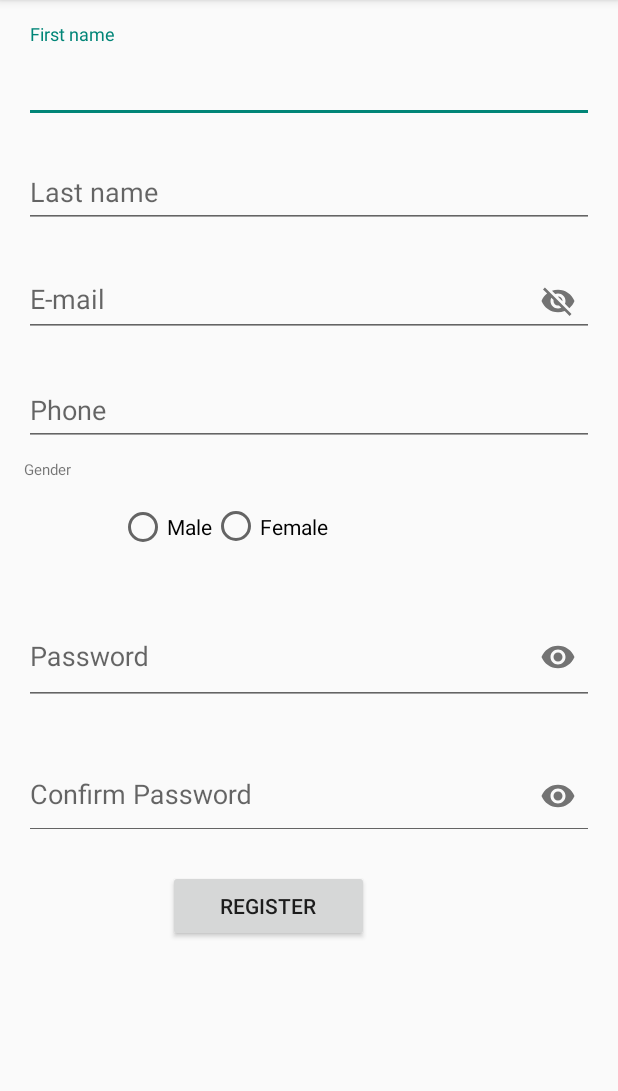
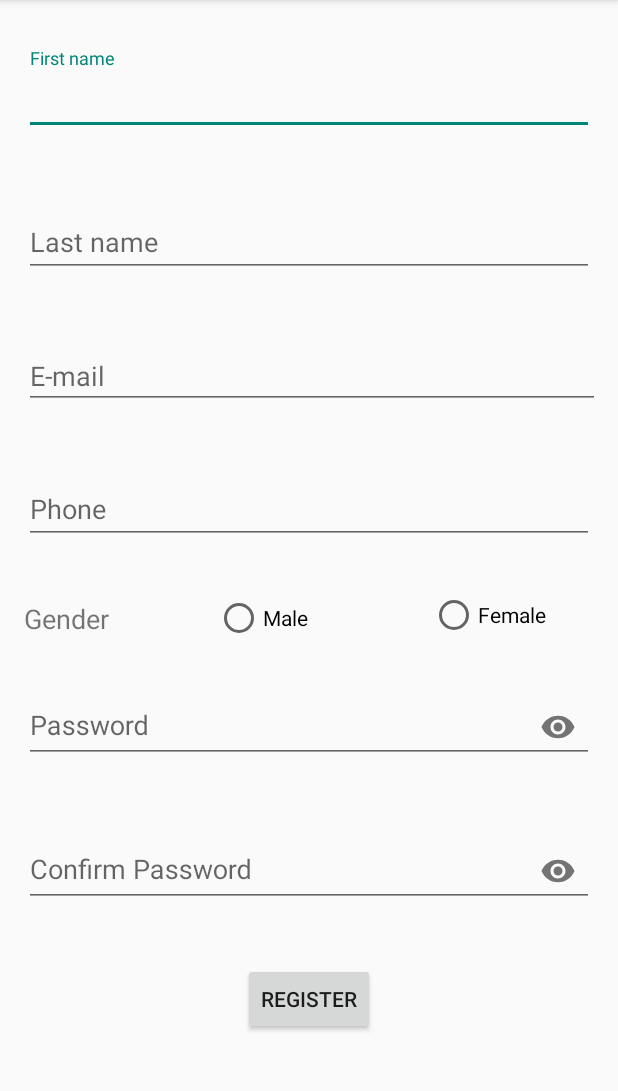
Before and after one commit to MAIVANNAN/sales_app, an Android app: the RegistrationActivity screen opened directly, with no data from a screen before it, on a phone screen of 412 x 824 dp, the part 84-1175 px from its top. Run offline under Robolectric (Android 15) with nearby library versions, the phone set to English and light mode, and no system bars; our stand-ins replace Volley.

Commit message:
changed add area UI ,register UI,Login UI

```diff
--- a/app/src/main/res/layout/activity_registration.xml
+++ b/app/src/main/res/layout/activity_registration.xml
@@ -1,229 +1,225 @@
 <?xml version="1.0" encoding="utf-8"?>
 <ScrollView xmlns:android="http://schemas.android.com/apk/res/android"
+    xmlns:app="http://schemas.android.com/apk/res-auto"
+    xmlns:tools="http://schemas.android.com/tools"
     android:id="@+id/ScrollView01"
     android:layout_width="fill_parent"
     android:layout_height="fill_parent" >
 
-<RelativeLayout xmlns:android="http://schemas.android.com/apk/res/android"
+    <android.support.constraint.ConstraintLayout xmlns:android="http://schemas.android.com/apk/res/android"
         xmlns:app="http://schemas.android.com/apk/res-auto"
         xmlns:tools="http://schemas.android.com/tools"
+        android:id="@+id/relativeLayout3"
         android:layout_width="match_parent"
+        android:layout_height="match_parent"
         android:orientation="vertical"
-    android:layout_height="match_parent"
         android:padding="16dp"
         tools:context=".Activities.RegistrationActivity">
 
 
         <android.support.design.widget.TextInputLayout
-        android:layout_width="match_parent"
-        android:layout_height="wrap_content"
-        android:layout_alignParentStart="true"
             android:id="@+id/fname_label"
+            android:layout_width="0dp"
+            android:layout_height="66dp"
+            android:layout_marginTop="16dp"
             android:paddingBottom="8dp"
             app:errorEnabled="true"
-        android:layout_alignParentLeft="true">
-
+            app:layout_constraintEnd_toEndOf="parent"
+            app:layout_constraintStart_toStartOf="parent"
+            app:layout_constraintTop_toTopOf="parent">
 
 
             <android.support.design.widget.TextInputEditText
+                android:id="@+id/firstnamewrapper"
                 android:layout_width="match_parent"
-            android:layout_height="55dp"
+                android:layout_height="match_parent"
                 android:hint="First name"
+                android:inputType="text"
                 android:paddingBottom="5dp"
-            android:id="@+id/firstnamewrapper"
-            android:textSize="20dp"
-            android:inputType="text"
-            />
+                android:textSize="20dp" />
 
 
         </android.support.design.widget.TextInputLayout>
 
 
         <Space
+            android:id="@+id/space"
             android:layout_width="wrap_content"
-        android:layout_height="0.5dp"
-        android:layout_weight="1" />
+            android:layout_height="wrap_content" />
 
         <android.support.design.widget.TextInputLayout
-        android:layout_width="match_parent"
-        android:layout_height="wrap_content"
-        android:layout_alignParentStart="true"
-        android:layout_alignParentTop="true"
-        android:layout_marginTop="80dp"
+            android:id="@+id/lnam_label"
+            android:layout_width="0dp"
+            android:layout_height="58dp"
+            android:layout_marginTop="32dp"
+            android:paddingBottom="3dp"
             app:errorEnabled="true"
-        android:paddingBottom="3dp"
-        android:id="@+id/lnam_label"
-        android:layout_alignParentLeft="true">
+            app:layout_constraintEnd_toEndOf="parent"
+            app:layout_constraintStart_toStartOf="parent"
+            app:layout_constraintTop_toBottomOf="@+id/fname_label">
 
             <android.support.design.widget.TextInputEditText
+                android:id="@+id/lastnamewrapper"
                 android:layout_width="match_parent"
-            android:layout_height="wrap_content"
+                android:layout_height="match_parent"
                 android:hint="Last name"
-            android:id="@+id/lastnamewrapper"
-            android:inputType="text"/>
-
-
-    </android.support.design.widget.TextInputLayout>
-
-
-
-    <Space
-        android:layout_width="wrap_content"
-        android:layout_height="0.5dp"
-        android:layout_weight="1" />
-
-    <android.support.design.widget.TextInputLayout
-        android:layout_width="match_parent"
-        android:layout_height="wrap_content"
-        android:layout_alignParentStart="true"
-        android:layout_alignParentTop="true"
-        android:layout_marginTop="150dp"
-        app:errorEnabled="true"
-        android:paddingBottom="3dp"
-        app:passwordToggleEnabled="true"
-        android:id="@+id/ema_label"
-        android:layout_alignParentLeft="true">
-
-        <android.support.design.widget.TextInputEditText
-            android:layout_width="match_parent"
-            android:layout_height="wrap_content"
-            android:hint="E-mail"
-            android:id="@+id/emailwrapper"
-            android:inputType="text"/>
-
-
-    </android.support.design.widget.TextInputLayout>
-    <Space
-        android:layout_width="wrap_content"
-        android:layout_height="8dp"
-        android:layout_weight="1" />
-
-    <android.support.design.widget.TextInputLayout
-        android:layout_width="match_parent"
-        android:layout_height="wrap_content"
-        android:layout_alignParentStart="true"
-        android:layout_alignParentTop="true"
-        android:layout_marginTop="225dp"
-        app:errorEnabled="true"
-        android:paddingBottom="3dp"
-        android:id="@+id/phon_label"
-        android:layout_alignParentLeft="true">
-
-        <android.support.design.widget.TextInputEditText
-            android:layout_width="match_parent"
-            android:layout_height="wrap_content"
-            android:hint="Phone"
-            android:id="@+id/phonewrapper"
-            android:inputType="phone"
-            />
+                android:inputType="text" />
 
 
         </android.support.design.widget.TextInputLayout>
 
 
         <Space
+            android:id="@+id/space2"
             android:layout_width="wrap_content"
-        android:layout_height="8dp"
-        android:layout_weight="1" />
-    <TextView
-        android:layout_width="match_parent"
-        android:layout_height="20dp"
-        android:text="Gender"
-        android:textSize="10dp"
-        android:id="@+id/textview"
-        android:layout_marginTop="290dp"/>
+            android:layout_height="wrap_content" />
+
+        <android.support.design.widget.TextInputLayout
+            android:id="@+id/ema_label"
+            android:layout_width="0dp"
+            android:layout_height="56dp"
+            android:layout_marginTop="32dp"
+            android:paddingBottom="3dp"
+            app:errorEnabled="true"
+            app:layout_constraintEnd_toEndOf="parent"
+            app:layout_constraintStart_toStartOf="parent"
+            app:layout_constraintTop_toBottomOf="@+id/lnam_label"
+            app:passwordToggleEnabled="true">
+
+            <android.support.design.widget.TextInputEditText
+                android:id="@+id/emailwrapper"
+                android:layout_width="1226dp"
+                android:layout_height="wrap_content"
+                android:hint="E-mail"
+                android:inputType="text" />
 
 
-    <RadioGroup
-        android:layout_width="300dp"
-        android:layout_height="40dp"
-        android:layout_alignParentStart="true"
-        android:layout_marginStart="40dp"
-        android:layout_below="@+id/textview"
-        android:id="@+id/radioGender"
-        android:orientation="horizontal"
-        android:layout_alignParentLeft="true"
-        android:layout_marginLeft="40dp">
+        </android.support.design.widget.TextInputLayout>
+
+        <Space
+            android:id="@+id/space3"
+            android:layout_width="wrap_content"
+            android:layout_height="wrap_content" />
+
+        <android.support.design.widget.TextInputLayout
+            android:id="@+id/phon_label"
+            android:layout_width="0dp"
+            android:layout_height="58dp"
+            android:layout_marginTop="32dp"
+            android:paddingBottom="3dp"
+            app:errorEnabled="true"
+            app:layout_constraintEnd_toEndOf="parent"
+            app:layout_constraintStart_toStartOf="parent"
+            app:layout_constraintTop_toBottomOf="@+id/ema_label">
+
+            <android.support.design.widget.TextInputEditText
+                android:id="@+id/phonewrapper"
+                android:layout_width="match_parent"
+                android:layout_height="wrap_content"
+                android:hint="Phone"
+                android:inputType="phone" />
+
+
+        </android.support.design.widget.TextInputLayout>
+
+
+        <Space
+            android:id="@+id/space4"
+            android:layout_width="wrap_content"
+            android:layout_height="wrap_content" />
+
+        <TextView
+            android:id="@+id/textview"
+            android:layout_width="wrap_content"
+            android:layout_height="25dp"
+            android:layout_marginTop="384dp"
+            android:text="Gender"
+            android:textSize="18sp"
+            app:layout_constraintStart_toStartOf="parent"
+            app:layout_constraintTop_toTopOf="parent" />
+
 
         <RadioButton
             android:id="@+id/radioMale"
-            android:layout_width="wrap_content"
+            android:layout_width="73dp"
             android:layout_height="wrap_content"
-            android:layout_alignParentStart="true"
-            android:layout_marginStart="23dp"
+            android:layout_marginEnd="8dp"
+            android:layout_marginStart="8dp"
+            android:layout_marginTop="380dp"
             android:text="Male"
-            android:layout_alignParentLeft="true"
-            android:layout_marginLeft="23dp" />
+            app:layout_constraintEnd_toStartOf="@+id/radioFemale"
+            app:layout_constraintStart_toEndOf="@+id/textview"
+            app:layout_constraintTop_toTopOf="parent" />
 
         <RadioButton
             android:id="@+id/radioFemale"
-            android:layout_width="wrap_content"
-            android:layout_height="50dp"
-            android:layout_alignParentBottom="true"
-            android:layout_marginBottom="186dp"
-            android:layout_toEndOf="@+id/radioButton7"
+            android:layout_width="0dp"
+            android:layout_height="28dp"
+            android:layout_marginEnd="32dp"
+            android:layout_marginTop="380dp"
             android:text="Female"
-            android:layout_toRightOf="@+id/radioButton7" />
-    </RadioGroup>
+            app:layout_constraintEnd_toEndOf="parent"
+            app:layout_constraintTop_toTopOf="parent" />
 
 
         <android.support.design.widget.TextInputLayout
-        android:layout_width="match_parent"
-        android:layout_height="wrap_content"
-        android:layout_centerVertical="true"
-        android:layout_alignParentStart="true"
-        android:layout_alignParentTop="true"
-        android:layout_marginTop="380dp"
+            android:id="@+id/pass_label"
+            android:layout_width="0dp"
+            android:layout_height="64dp"
+            android:layout_marginTop="84dp"
             android:paddingBottom="3dp"
-        android:layout_alignParentLeft="true"
-        android:id="@+id/pass_label"
+            app:layout_constraintEnd_toEndOf="parent"
+            app:layout_constraintStart_toStartOf="parent"
+            app:layout_constraintTop_toBottomOf="@+id/phon_label"
             app:passwordToggleEnabled="true">
 
             <android.support.design.widget.TextInputEditText
                 android:id="@+id/passwordwrapper"
                 android:layout_width="match_parent"
-            android:layout_height="63dp"
+                android:layout_height="wrap_content"
                 android:hint="Password"
                 android:inputType="textPassword" />
 
 
         </android.support.design.widget.TextInputLayout>
+
         <Space
+            android:id="@+id/space5"
             android:layout_width="wrap_content"
-        android:layout_height="8dp"
-        android:layout_weight="1"
-        />
+            android:layout_height="wrap_content" />
 
         <android.support.design.widget.TextInputLayout
             android:id="@+id/confirm_label"
-        android:layout_width="match_parent"
-        android:layout_height="66dp"
-        android:layout_alignParentLeft="true"
-        android:layout_alignParentStart="true"
-        android:layout_alignParentTop="true"
-        android:layout_marginTop="474dp"
+            android:layout_width="0dp"
+            android:layout_height="64dp"
+            android:layout_marginTop="32dp"
             android:paddingBottom="3dp"
             app:errorEnabled="true"
+            app:layout_constraintEnd_toEndOf="parent"
+            app:layout_constraintStart_toStartOf="parent"
+            app:layout_constraintTop_toBottomOf="@+id/pass_label"
             app:passwordToggleEnabled="true">
 
             <android.support.design.widget.TextInputEditText
                 android:id="@+id/confirmpasswordwrapper"
                 android:layout_width="match_parent"
-            android:layout_height="60dp"
+                android:layout_height="wrap_content"
                 android:hint="Confirm Password"
                 android:inputType="textPassword" />
         </android.support.design.widget.TextInputLayout>
 
         <Button
             android:id="@+id/signUp"
-        android:layout_width="134dp"
+            android:layout_width="wrap_content"
             android:layout_height="wrap_content"
-        android:layout_alignParentLeft="true"
-        android:layout_alignParentStart="true"
-        android:layout_alignParentTop="true"
-        android:layout_marginLeft="96dp"
-        android:layout_marginStart="96dp"
-        android:layout_marginTop="564dp"
-        android:text="REGISTER" />
-</RelativeLayout>
+            android:layout_marginBottom="8dp"
+            android:layout_marginEnd="8dp"
+            android:layout_marginStart="8dp"
+            android:layout_marginTop="32dp"
+            android:text="REGISTER"
+            app:layout_constraintBottom_toBottomOf="parent"
+            app:layout_constraintEnd_toEndOf="parent"
+            app:layout_constraintStart_toStartOf="parent"
+            app:layout_constraintTop_toBottomOf="@+id/confirm_label" />
+    </android.support.constraint.ConstraintLayout>
 </ScrollView>
```
Also changed, not shown: app/src/main/AndroidManifest.xml (+7 -0 lines), app/src/main/res/layout/activity_add_area.xml (+21 -17 lines), app/src/main/res/layout/activity_add_customers.xml (+85 -47 lines), app/src/main/res/layout/activity_login.xml (+42 -19 lines). Lines whose indentation alone changed are shown as unchanged.
